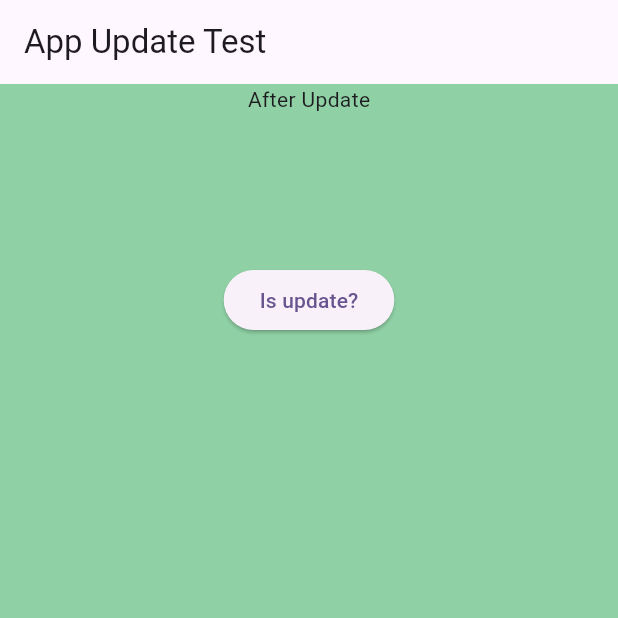
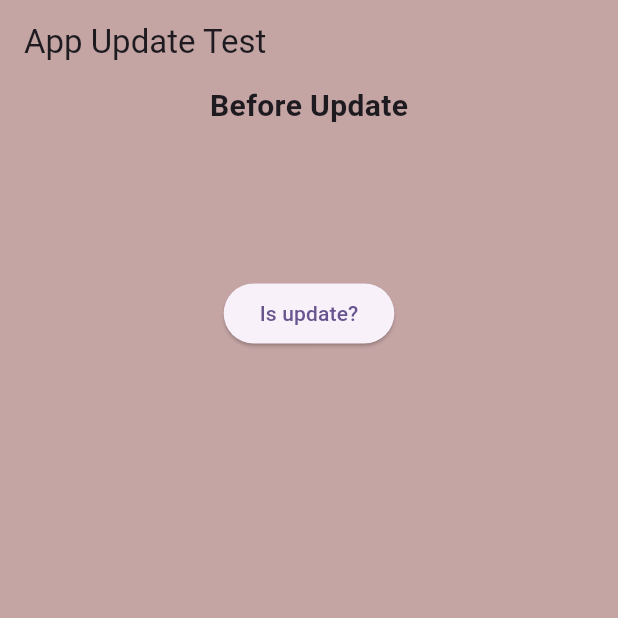
Before and after one commit to kihyun1998/flutter_update_test, a Flutter app: the screen it shows after launch, after a tap on "Is update?", on a phone screen of 412 x 824 dp, the top half of it. Run offline on Flutter 3.47's test engine with Material 3 defaults, Android fonts, the phone set to English and light mode, and no system bars; missing offline and left inert: auto_updater.

Commit message:
일단 보류

```diff
--- a/update_app/lib/main.dart
+++ b/update_app/lib/main.dart
@@ -19,25 +19,35 @@ class MyApp extends StatelessWidget {
           useMaterial3: true,
         ),
         home: Scaffold(
-          backgroundColor: const Color.fromARGB(255, 143, 209, 165),
-          appBar: AppBar(title: const Text("App Update Test")),
+          backgroundColor: const Color.fromARGB(255, 197, 164, 164),
+          appBar: AppBar(
+            title: const Text("App Update Test"),
+            backgroundColor: const Color.fromARGB(255, 197, 164, 164),
+          ),
           body: Center(
             child: Column(
               children: [
-                const Text("After Update"),
+                const Text(
+                  "Before Update",
+                  style: TextStyle(
+                    fontSize: 20,
+                    fontWeight: FontWeight.bold,
+                  ),
+                ),
                 const SizedBox(
                   height: 100,
                 ),
                 ElevatedButton(
-                    onPressed: () async {
-                      String feedURL = 'http://127.0.0.1:8000/dist/appcast.xml';
+                  onPressed: () async {
+                    String feedURL = 'http://127.0.0.1:8000/dist/appcast.xml';
 
-                      // 로그 남겨야할 부분이다.
-                      await autoUpdater.setFeedURL(feedURL);
-                      await autoUpdater.checkForUpdates();
-                      await autoUpdater.setScheduledCheckInterval(3600);
-                    },
-                    child: const Text("Is update?")),
+                    // 로그 남겨야할 부분이다.
+                    await autoUpdater.setFeedURL(feedURL);
+                    await autoUpdater.checkForUpdates(inBackground: false);
+                    await autoUpdater.setScheduledCheckInterval(1);
+                  },
+                  child: const Text("Is update?"),
+                ),
               ],
             ),
           ),
--- a/update_app/pubspec.yaml
+++ b/update_app/pubspec.yaml
@@ -3,7 +3,7 @@ description: "A new Flutter project."
 
 publish_to: "none"
 
-version: 1.0.2
+version: 1.0.1
 
 environment:
   sdk: ">=3.2.3 <4.0.0"
```
Also changed, not shown: 3 other files.
